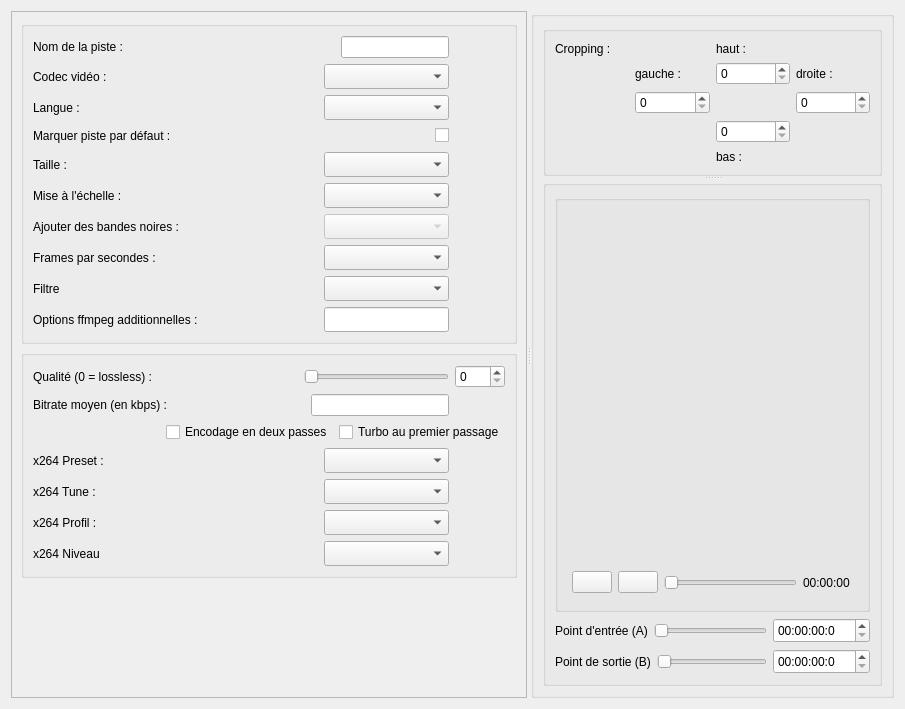
Qt form src/View/videopane.ui (cinemaouvert/OCT) before a commit.
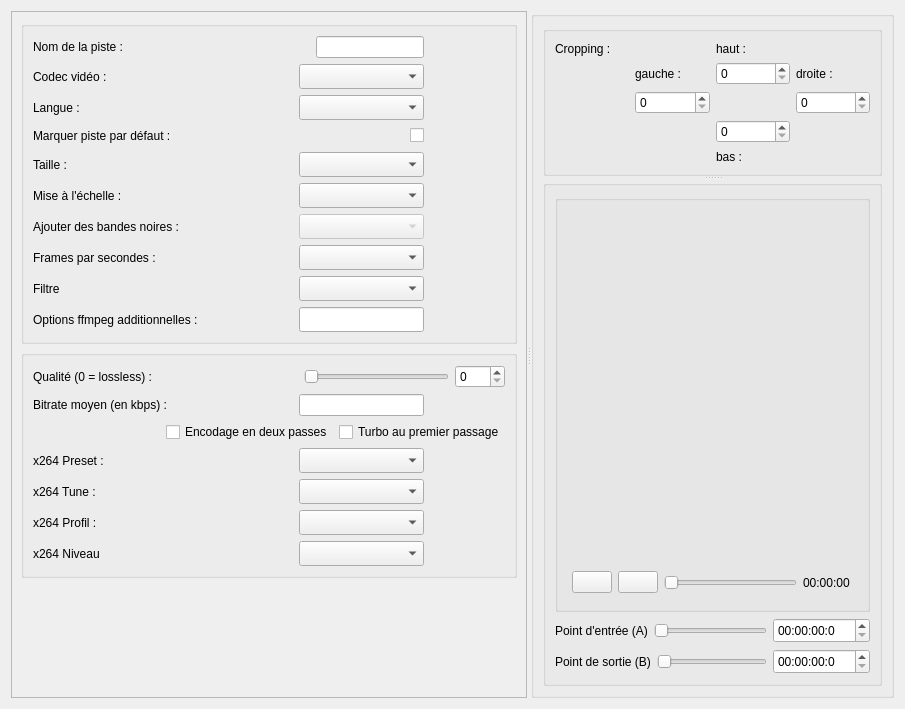
The same form after that commit. Icons and pictures are not drawn. Custom widgets are drawn as their Qt base class.

Commit message: small interface update on videopane

The edit to the form file:
```diff
--- a/src/View/videopane.ui
+++ b/src/View/videopane.ui
@@ -28,8 +28,8 @@
         <rect>
          <x>0</x>
          <y>0</y>
-         <width>492</width>
-         <height>709</height>
+         <width>525</width>
+         <height>689</height>
         </rect>
        </property>
        <layout class="QVBoxLayout" name="verticalLayout_5">
@@ -85,13 +85,13 @@
                   <widget class="QLabel" name="labelName">
                    <property name="minimumSize">
                     <size>
-                     <width>50</width>
+                     <width>75</width>
                      <height>0</height>
                     </size>
                    </property>
                    <property name="maximumSize">
                     <size>
-                     <width>50</width>
+                     <width>75</width>
                      <height>16777215</height>
                     </size>
                    </property>
@@ -157,13 +157,13 @@
                   <widget class="QLabel" name="labelCodec">
                    <property name="minimumSize">
                     <size>
-                     <width>50</width>
+                     <width>75</width>
                      <height>0</height>
                     </size>
                    </property>
                    <property name="maximumSize">
                     <size>
-                     <width>50</width>
+                     <width>75</width>
                      <height>16777215</height>
                     </size>
                    </property>
@@ -229,13 +229,13 @@
                   <widget class="QLabel" name="labelLanguage">
                    <property name="minimumSize">
                     <size>
-                     <width>50</width>
+                     <width>75</width>
                      <height>0</height>
                     </size>
                    </property>
                    <property name="maximumSize">
                     <size>
-                     <width>50</width>
+                     <width>75</width>
                      <height>16777215</height>
                     </size>
                    </property>
@@ -289,13 +289,13 @@
                   <widget class="QLabel" name="labelDefault">
                    <property name="minimumSize">
                     <size>
-                     <width>50</width>
+                     <width>75</width>
                      <height>0</height>
                     </size>
                    </property>
                    <property name="maximumSize">
                     <size>
-                     <width>50</width>
+                     <width>75</width>
                      <height>16777215</height>
                     </size>
                    </property>
@@ -358,13 +358,13 @@
                   <widget class="QLabel" name="labelSize">
                    <property name="minimumSize">
                     <size>
-                     <width>50</width>
+                     <width>75</width>
                      <height>0</height>
                     </size>
                    </property>
                    <property name="maximumSize">
                     <size>
-                     <width>50</width>
+                     <width>75</width>
                      <height>16777215</height>
                     </size>
                    </property>
@@ -433,13 +433,13 @@
                   <widget class="QLabel" name="labelScale">
                    <property name="minimumSize">
                     <size>
-                     <width>50</width>
+                     <width>75</width>
                      <height>0</height>
                     </size>
                    </property>
                    <property name="maximumSize">
                     <size>
-                     <width>50</width>
+                     <width>75</width>
                      <height>16777215</height>
                     </size>
                    </property>
@@ -508,13 +508,13 @@
                   <widget class="QLabel" name="labelBars">
                    <property name="minimumSize">
                     <size>
-                     <width>50</width>
+                     <width>75</width>
                      <height>0</height>
                     </size>
                    </property>
                    <property name="maximumSize">
                     <size>
-                     <width>50</width>
+                     <width>75</width>
                      <height>16777215</height>
                     </size>
                    </property>
@@ -574,13 +574,13 @@
                   <widget class="QLabel" name="labelFPS">
                    <property name="minimumSize">
                     <size>
-                     <width>50</width>
+                     <width>75</width>
                      <height>0</height>
                     </size>
                    </property>
                    <property name="maximumSize">
                     <size>
-                     <width>50</width>
+                     <width>75</width>
                      <height>16777215</height>
                     </size>
                    </property>
@@ -646,13 +646,13 @@
                   <widget class="QLabel" name="labelFiltre">
                    <property name="minimumSize">
                     <size>
-                     <width>50</width>
+                     <width>75</width>
                      <height>0</height>
                     </size>
                    </property>
                    <property name="maximumSize">
                     <size>
-                     <width>50</width>
+                     <width>75</width>
                      <height>16777215</height>
                     </size>
                    </property>
@@ -709,13 +709,13 @@
                   <widget class="QLabel" name="label_OptionsFfmpegDefault">
                    <property name="minimumSize">
                     <size>
-                     <width>50</width>
+                     <width>75</width>
                      <height>0</height>
                     </size>
                    </property>
                    <property name="maximumSize">
                     <size>
-                     <width>50</width>
+                     <width>75</width>
                      <height>16777215</height>
                     </size>
                    </property>
@@ -859,13 +859,13 @@
                   <widget class="QLabel" name="label_AverageBitrateDefault">
                    <property name="minimumSize">
                     <size>
-                     <width>50</width>
+                     <width>75</width>
                      <height>0</height>
                     </size>
                    </property>
                    <property name="maximumSize">
                     <size>
-                     <width>50</width>
+                     <width>75</width>
                      <height>16777215</height>
                     </size>
                    </property>
@@ -962,13 +962,13 @@
                   <widget class="QLabel" name="label_x264PresetDefault">
                    <property name="minimumSize">
                     <size>
-                     <width>50</width>
+                     <width>75</width>
                      <height>0</height>
                     </size>
                    </property>
                    <property name="maximumSize">
                     <size>
-                     <width>50</width>
+                     <width>75</width>
                      <height>16777215</height>
                     </size>
                    </property>
@@ -1022,13 +1022,13 @@
                   <widget class="QLabel" name="label_x264TuneDefault">
                    <property name="minimumSize">
                     <size>
-                     <width>50</width>
+                     <width>75</width>
                      <height>0</height>
                     </size>
                    </property>
                    <property name="maximumSize">
                     <size>
-                     <width>50</width>
+                     <width>75</width>
                      <height>16777215</height>
                     </size>
                    </property>
@@ -1085,13 +1085,13 @@
                   <widget class="QLabel" name="label_x264ProfileDefault">
                    <property name="minimumSize">
                     <size>
-                     <width>50</width>
+                     <width>75</width>
                      <height>0</height>
                     </size>
                    </property>
                    <property name="maximumSize">
                     <size>
-                     <width>50</width>
+                     <width>75</width>
                      <height>16777215</height>
                     </size>
                    </property>
@@ -1145,13 +1145,13 @@
                   <widget class="QLabel" name="label_x264LevelDefault">
                    <property name="minimumSize">
                     <size>
-                     <width>50</width>
+                     <width>75</width>
                      <height>0</height>
                     </size>
                    </property>
                    <property name="maximumSize">
                     <size>
-                     <width>50</width>
+                     <width>75</width>
                      <height>16777215</height>
                     </size>
                    </property>
```
The commit also changes 1 other file.
